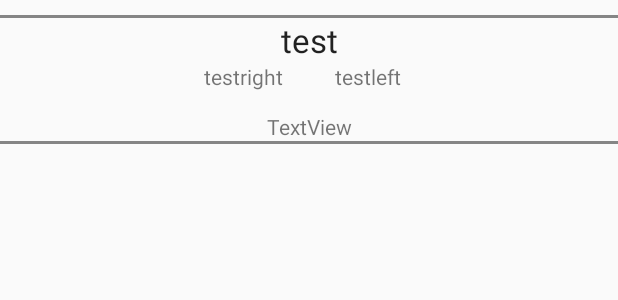
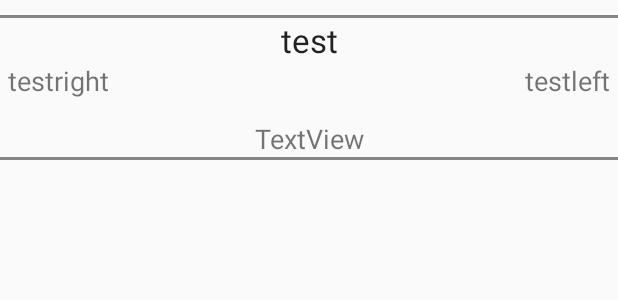
Before and after one commit to JavaTheNutt/Semester06_Assignment, an Android app: the layout row_transaction.xml on its own in the app's theme, with its tools: preview values and no code run, on a phone screen of 412 x 824 dp. Shown: the top 300 px of the screen. Run offline under Robolectric (Android 15) with nearby library versions, the phone set to English and light mode, and no system bars.

Commit message:
ui-fixes

```diff
--- a/app/src/main/res/layout/row_transaction.xml
+++ b/app/src/main/res/layout/row_transaction.xml
@@ -21,37 +21,44 @@
     <LinearLayout
         android:layout_width="match_parent"
         android:layout_height="match_parent"
-        android:orientation="horizontal">
+        android:orientation="horizontal"
+        android:paddingEnd="5dp"
+        android:paddingStart="5dp">
 
         <TextView
             android:id="@+id/rowAmount"
             android:layout_width="match_parent"
             android:layout_height="wrap_content"
+            android:layout_gravity="left"
             android:layout_marginEnd="17dp"
             android:layout_weight="1"
             android:gravity="end"
             android:text="testright"
-            android:layout_gravity="left"/>
+            android:textAlignment="textStart"
+            android:textSize="18sp"/>
 
         <TextView
             android:id="@+id/rowDate"
             android:layout_width="match_parent"
             android:layout_height="wrap_content"
+            android:layout_gravity="right"
             android:layout_marginStart="17dp"
             android:layout_weight="1"
             android:text="testleft"
-            android:layout_gravity="right"/>
+            android:textAlignment="textEnd"
+            android:textSize="18sp"/>
     </LinearLayout>
 
     <TextView
         android:id="@+id/dueDateLabel"
         android:layout_width="match_parent"
         android:layout_height="wrap_content"
+        android:layout_alignParentStart="true"
+        android:layout_below="@+id/rowDate"
         android:layout_marginTop="14dp"
         android:text="TextView"
         android:textAlignment="center"
-        android:layout_below="@+id/rowDate"
-        android:layout_alignParentStart="true"/>
+        android:textSize="18sp"/>
 
     <View
         android:layout_width="match_parent"
```
